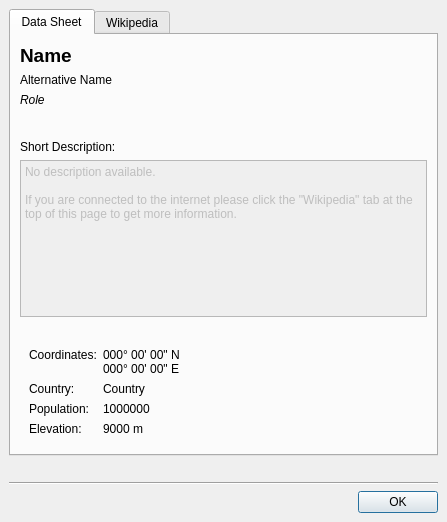
Qt form src/lib/PlaceMarkInfoDialog.ui (KDE/marble) before a commit.
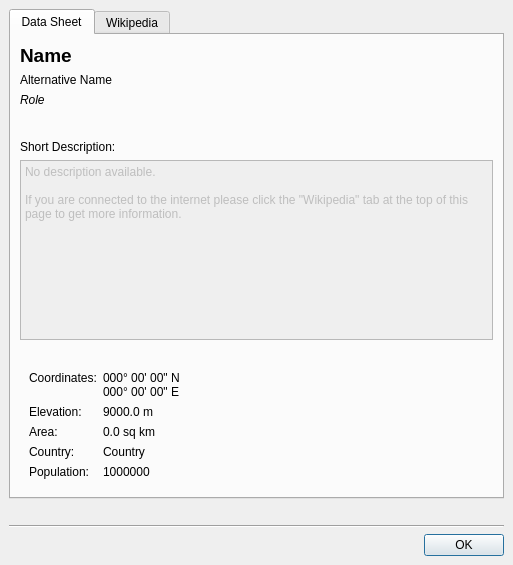
The same form after that commit. Icons and pictures are not drawn. Custom widgets are drawn as their Qt base class.

Commit message:
* Sorting out performance problems related to QVariant usage     * Adding alignment capability for labels to satisfy ingwa's complains ;)     * adding data for english country names (translation of displayed data       is scheduled for 4.1)     * Some minor fixes and added source comments.
    The appearance of features per zoom level still needs trivial fine tuning
    which I'll do later today.

What changed in the file:
```diff
--- a/src/lib/PlaceMarkInfoDialog.ui
+++ b/src/lib/PlaceMarkInfoDialog.ui
@@ -5,8 +5,8 @@
    <rect>
     <x>0</x>
     <y>0</y>
-    <width>447</width>
-    <height>522</height>
+    <width>513</width>
+    <height>565</height>
    </rect>
   </property>
   <property name="windowTitle" >
@@ -29,18 +29,24 @@
        <string>Data Sheet</string>
       </attribute>
       <layout class="QVBoxLayout" >
-       <property name="margin" >
-        <number>9</number>
-       </property>
-       <property name="spacing" >
-        <number>6</number>
-       </property>
        <item>
         <layout class="QGridLayout" >
          <property name="margin" >
           <number>0</number>
          </property>
-         <property name="spacing" >
+         <property name="topMargin" >
+          <number>0</number>
+         </property>
+         <property name="rightMargin" >
+          <number>0</number>
+         </property>
+         <property name="bottomMargin" >
+          <number>0</number>
+         </property>
+         <property name="horizontalSpacing" >
+          <number>6</number>
+         </property>
+         <property name="verticalSpacing" >
           <number>6</number>
          </property>
          <item row="0" column="0" >
@@ -78,9 +84,7 @@
          <item rowspan="4" row="0" column="1" >
           <widget class="QLabel" name="flag_val_lbl" >
            <property name="sizePolicy" >
-            <sizepolicy>
-             <hsizetype>0</hsizetype>
-             <vsizetype>0</vsizetype>
+            <sizepolicy vsizetype="Fixed" hsizetype="Fixed" >
              <horstretch>0</horstretch>
              <verstretch>0</verstretch>
             </sizepolicy>
@@ -157,7 +161,7 @@
          <property name="html" >
           <string>&lt;html>&lt;head>&lt;meta name="qrichtext" content="1" />&lt;style type="text/css">
 p, li { white-space: pre-wrap; }
-&lt;/style>&lt;/head>&lt;body style=" font-family:'Sans Serif'; font-size:9pt; font-weight:400; font-style:normal; text-decoration:none;">
+&lt;/style>&lt;/head>&lt;body style=" font-family:'Sans Serif'; font-size:9pt; font-weight:400; font-style:normal;">
 &lt;p style=" margin-top:0px; margin-bottom:0px; margin-left:0px; margin-right:0px; -qt-block-indent:0; text-indent:0px;">No description available.&lt;/p>
 &lt;p style="-qt-paragraph-type:empty; margin-top:0px; margin-bottom:0px; margin-left:0px; margin-right:0px; -qt-block-indent:0; text-indent:0px;">&lt;/p>
 &lt;p style=" margin-top:0px; margin-bottom:0px; margin-left:0px; margin-right:0px; -qt-block-indent:0; text-indent:0px;">If you are connected to the internet please click the "Wikipedia" tab at the top of this page to get more information.&lt;/p>&lt;/body>&lt;/html></string>
@@ -183,9 +187,7 @@
        <item>
         <widget class="QFrame" name="frame" >
          <property name="sizePolicy" >
-          <sizepolicy>
-           <hsizetype>0</hsizetype>
-           <vsizetype>0</vsizetype>
+          <sizepolicy vsizetype="Fixed" hsizetype="Fixed" >
            <horstretch>0</horstretch>
            <verstretch>0</verstretch>
           </sizepolicy>
@@ -196,60 +198,7 @@
          <property name="frameShadow" >
           <enum>QFrame::Plain</enum>
          </property>
-         <layout class="QVBoxLayout" >
-          <property name="margin" >
-           <number>9</number>
-          </property>
-          <property name="spacing" >
-           <number>6</number>
-          </property>
-          <item>
            <layout class="QGridLayout" >
-            <property name="margin" >
-             <number>0</number>
-            </property>
-            <property name="spacing" >
-             <number>6</number>
-            </property>
-            <item row="1" column="1" colspan="2" >
-             <widget class="QLabel" name="country_val_lbl" >
-              <property name="text" >
-               <string>Country</string>
-              </property>
-              <property name="alignment" >
-               <set>Qt::AlignLeading|Qt::AlignLeft|Qt::AlignTop</set>
-              </property>
-              <property name="textInteractionFlags" >
-               <enum>Qt::TextSelectableByMouse</enum>
-              </property>
-             </widget>
-            </item>
-            <item row="3" column="0" >
-             <widget class="QLabel" name="elevation_lbl" >
-              <property name="text" >
-               <string>Elevation:</string>
-              </property>
-              <property name="alignment" >
-               <set>Qt::AlignLeading|Qt::AlignLeft|Qt::AlignTop</set>
-              </property>
-              <property name="textInteractionFlags" >
-               <enum>Qt::TextSelectableByMouse</enum>
-              </property>
-             </widget>
-            </item>
-            <item row="0" column="2" >
-             <spacer>
-              <property name="orientation" >
-               <enum>Qt::Horizontal</enum>
-              </property>
-              <property name="sizeHint" >
-               <size>
-                <width>40</width>
-                <height>20</height>
-               </size>
-              </property>
-             </spacer>
-            </item>
             <item row="0" column="0" >
              <widget class="QLabel" name="coordinates_lbl" >
               <property name="text" >
@@ -273,14 +222,66 @@
                <set>Qt::AlignLeading|Qt::AlignLeft|Qt::AlignTop</set>
               </property>
               <property name="textInteractionFlags" >
-               <enum>Qt::TextEditable</enum>
+             <set>Qt::TextEditable</set>
+            </property>
+           </widget>
+          </item>
+          <item row="0" column="2" >
+           <spacer>
+            <property name="orientation" >
+             <enum>Qt::Horizontal</enum>
+            </property>
+            <property name="sizeHint" >
+             <size>
+              <width>40</width>
+              <height>20</height>
+             </size>
+            </property>
+           </spacer>
+          </item>
+          <item row="1" column="0" >
+           <widget class="QLabel" name="elevation_lbl" >
+            <property name="text" >
+             <string>Elevation:</string>
+            </property>
+            <property name="alignment" >
+             <set>Qt::AlignLeading|Qt::AlignLeft|Qt::AlignTop</set>
+            </property>
+            <property name="textInteractionFlags" >
+             <set>Qt::TextSelectableByMouse</set>
+            </property>
+           </widget>
+          </item>
+          <item row="1" column="1" colspan="2" >
+           <widget class="QLabel" name="elevation_val_lbl" >
+            <property name="text" >
+             <string>9000.0 m</string>
+            </property>
+            <property name="alignment" >
+             <set>Qt::AlignLeading|Qt::AlignLeft|Qt::AlignTop</set>
+            </property>
+            <property name="textInteractionFlags" >
+             <set>Qt::TextSelectableByMouse</set>
+            </property>
+           </widget>
+          </item>
+          <item row="2" column="0" >
+           <widget class="QLabel" name="area_lbl" >
+            <property name="text" >
+             <string>Area:</string>
+            </property>
+            <property name="alignment" >
+             <set>Qt::AlignLeading|Qt::AlignLeft|Qt::AlignTop</set>
+            </property>
+            <property name="textInteractionFlags" >
+             <set>Qt::TextSelectableByMouse</set>
               </property>
              </widget>
             </item>
             <item row="2" column="1" colspan="2" >
-             <widget class="QLabel" name="population_val_lbl" >
+           <widget class="QLabel" name="area_val_lbl" >
               <property name="text" >
-               <string>1000000</string>
+             <string>0.0 sq km</string>
               </property>
               <property name="alignment" >
                <set>Qt::AlignLeading|Qt::AlignLeft|Qt::AlignTop</set>
@@ -290,7 +291,7 @@
               </property>
              </widget>
             </item>
-            <item row="1" column="0" >
+          <item row="3" column="0" >
              <widget class="QLabel" name="country_lbl" >
               <property name="text" >
                <string>Country:</string>
@@ -304,9 +305,9 @@
              </widget>
             </item>
             <item row="3" column="1" colspan="2" >
-             <widget class="QLabel" name="elevation_val_lbl" >
+           <widget class="QLabel" name="country_val_lbl" >
               <property name="text" >
-               <string>9000 m</string>
+             <string>Country</string>
               </property>
               <property name="alignment" >
                <set>Qt::AlignLeading|Qt::AlignLeft|Qt::AlignTop</set>
@@ -316,7 +317,7 @@
               </property>
              </widget>
             </item>
-            <item row="2" column="0" >
+          <item row="4" column="0" >
              <widget class="QLabel" name="population_lbl" >
               <property name="text" >
                <string>Population:</string>
@@ -329,7 +330,18 @@
               </property>
              </widget>
             </item>
-           </layout>
+          <item row="4" column="1" colspan="2" >
+           <widget class="QLabel" name="population_val_lbl" >
+            <property name="text" >
+             <string>1000000</string>
+            </property>
+            <property name="alignment" >
+             <set>Qt::AlignLeading|Qt::AlignLeft|Qt::AlignTop</set>
+            </property>
+            <property name="textInteractionFlags" >
+             <set>Qt::LinksAccessibleByMouse</set>
+            </property>
+           </widget>
           </item>
          </layout>
         </widget>
```
Left out of the diff: 63 changed lines with no effect on the pictures. Lines whose indentation alone changed are shown as unchanged. The commit also changes 32 other files.
